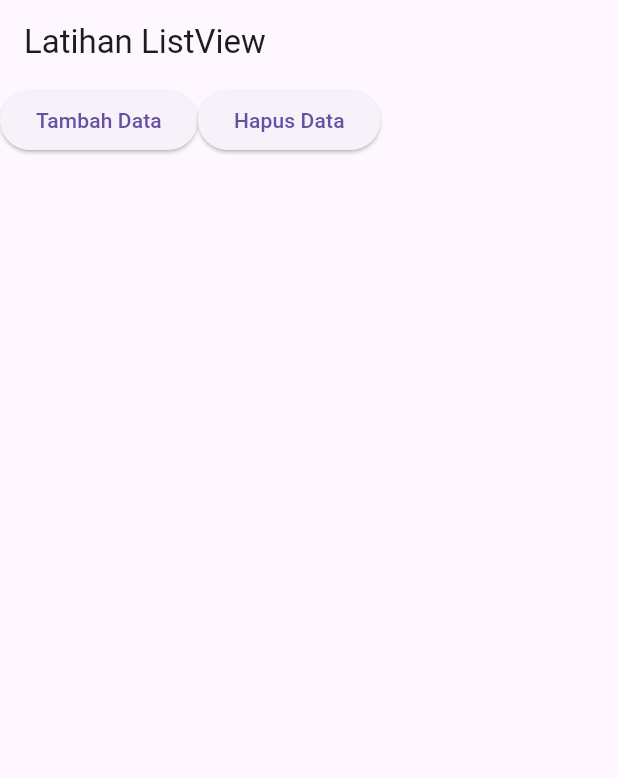
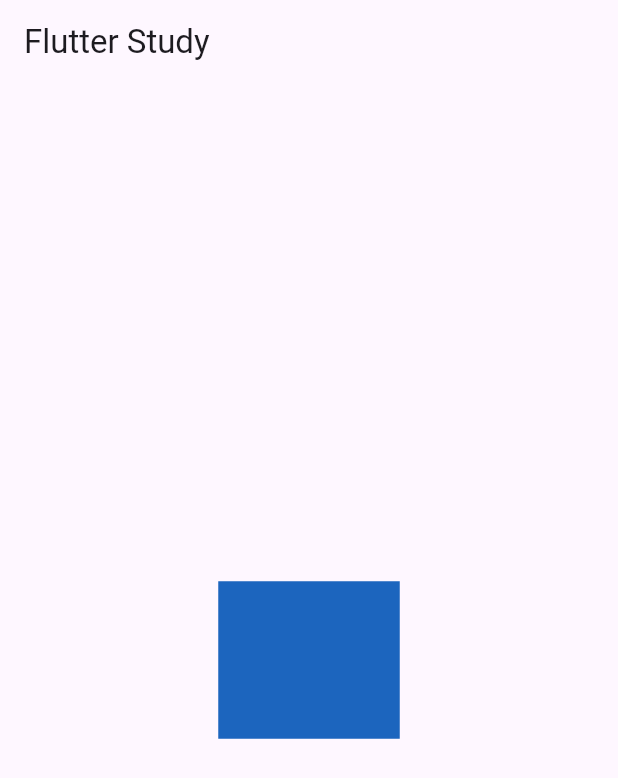
Before and after one commit to diasoy/flutter_study, a Flutter app: the screen it shows after launch, on a phone screen of 412 x 824 dp. Shown: the top 778 px of the screen. Run offline on Flutter 3.47's test engine with Material 3 defaults, Android fonts, the phone set to English and light mode, and no system bars.

```diff
--- a/lib/main.dart
+++ b/lib/main.dart
@@ -1,3 +1,4 @@
+import 'dart:math';
 import 'package:flutter/material.dart';
 
 void main() {
@@ -8,54 +9,33 @@ class MyApp extends StatefulWidget {
   const MyApp({super.key});
 
   @override
-  State<MyApp> createState() => _MyWidgetState();
+  State<MyApp> createState() => _MyAppState();
 }
 
-class _MyWidgetState extends State<MyApp> {
-  List<Widget> widgets = <Widget>[];
-  int counter = 1;
+class _MyAppState extends State<MyApp> {
+  Random random = Random();
 
   @override
   Widget build(BuildContext context) {
     return MaterialApp(
-      home: Scaffold(
-        appBar: AppBar(
-          title: const Text('Latihan ListView'),
-        ),
-        body: ListView(
-          children: <Widget>[
-            Row(
-              children: <Widget>[
-                ElevatedButton(
-                  child: const Text("Tambah Data"),
-                  onPressed: () => {
-                    setState(() {
-                      widgets.add(Text(
-                        'Data ke - ${counter.toString()}',
-                        style: const TextStyle(fontSize: 40),
-                      ));
-                      counter++;
-                    })
-                  },
-                ),
-                ElevatedButton(
-                  child: const Text("Hapus Data"),
-                  onPressed: () => {
-                    setState(() {
-                      widgets.removeLast();
-                      counter--;
-                    })
-                  },
-                ),
-              ],
-            ),
-            Column(
-              crossAxisAlignment: CrossAxisAlignment.start,
-              children: widgets,
-            )
-          ],
+        home: Scaffold(
+      appBar: AppBar(
+        title: const Text('Flutter Study'),
+      ),
+      body: Center(
+        child: GestureDetector(
+          onTap: () {
+            setState(() {});
+          },
+          child: AnimatedContainer(
+            duration: const Duration(milliseconds: 100),
+            color: Color.fromARGB(255, random.nextInt(256), random.nextInt(256),
+                random.nextInt(256)),
+            width: 50.0 + random.nextInt(151),
+            height: 50.0 + random.nextInt(151),
+          ),
         ),
       ),
-    );
+    ));
   }
 }
```
